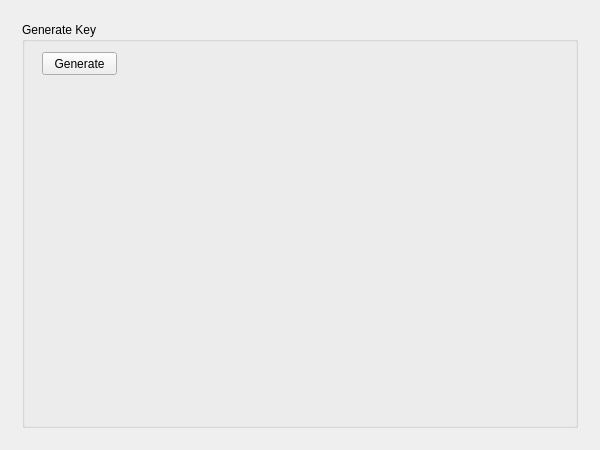
This is src/admin/mainwidget.ui in MichaelLugq/ukey-auth as Qt 5 draws it before an edit. The edited form follows.
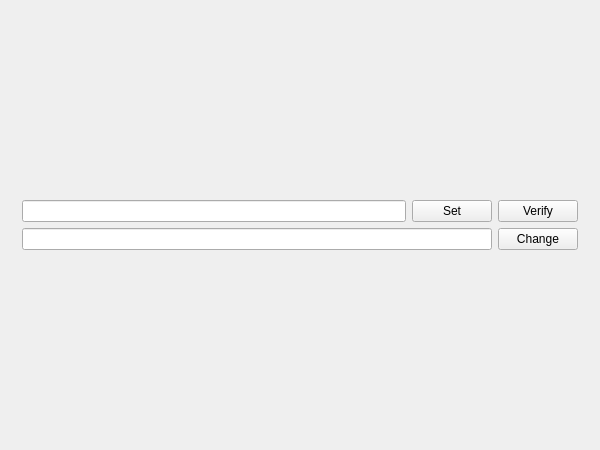
This is the edited form.

The edit to the form file:
```diff
--- a/src/admin/mainwidget.ui
+++ b/src/admin/mainwidget.ui
@@ -19,6 +19,71 @@
      <property name="currentIndex">
       <number>0</number>
      </property>
+     <widget class="QWidget" name="page_pin">
+      <layout class="QVBoxLayout" name="verticalLayout_3">
+       <item>
+        <spacer name="verticalSpacer">
+         <property name="orientation">
+          <enum>Qt::Vertical</enum>
+         </property>
+         <property name="sizeHint" stdset="0">
+          <size>
+           <width>20</width>
+           <height>170</height>
+          </size>
+         </property>
+        </spacer>
+       </item>
+       <item>
+        <layout class="QHBoxLayout" name="horizontalLayout_5">
+         <item>
+          <widget class="QLineEdit" name="edit_pin"/>
+         </item>
+         <item>
+          <widget class="QPushButton" name="btn_set_pin">
+           <property name="text">
+            <string>Set</string>
+           </property>
+          </widget>
+         </item>
+         <item>
+          <widget class="QPushButton" name="btn_verify_pin">
+           <property name="text">
+            <string>Verify</string>
+           </property>
+          </widget>
+         </item>
+        </layout>
+       </item>
+       <item>
+        <layout class="QHBoxLayout" name="horizontalLayout_6">
+         <item>
+          <widget class="QLineEdit" name="edit_new_pin"/>
+         </item>
+         <item>
+          <widget class="QPushButton" name="btn_change_pin">
+           <property name="text">
+            <string>Change</string>
+           </property>
+          </widget>
+         </item>
+        </layout>
+       </item>
+       <item>
+        <spacer name="verticalSpacer_3">
+         <property name="orientation">
+          <enum>Qt::Vertical</enum>
+         </property>
+         <property name="sizeHint" stdset="0">
+          <size>
+           <width>20</width>
+           <height>170</height>
+          </size>
+         </property>
+        </spacer>
+       </item>
+      </layout>
+     </widget>
      <widget class="QWidget" name="page_gen">
       <layout class="QGridLayout" name="gridLayout">
        <item row="0" column="0">
```
